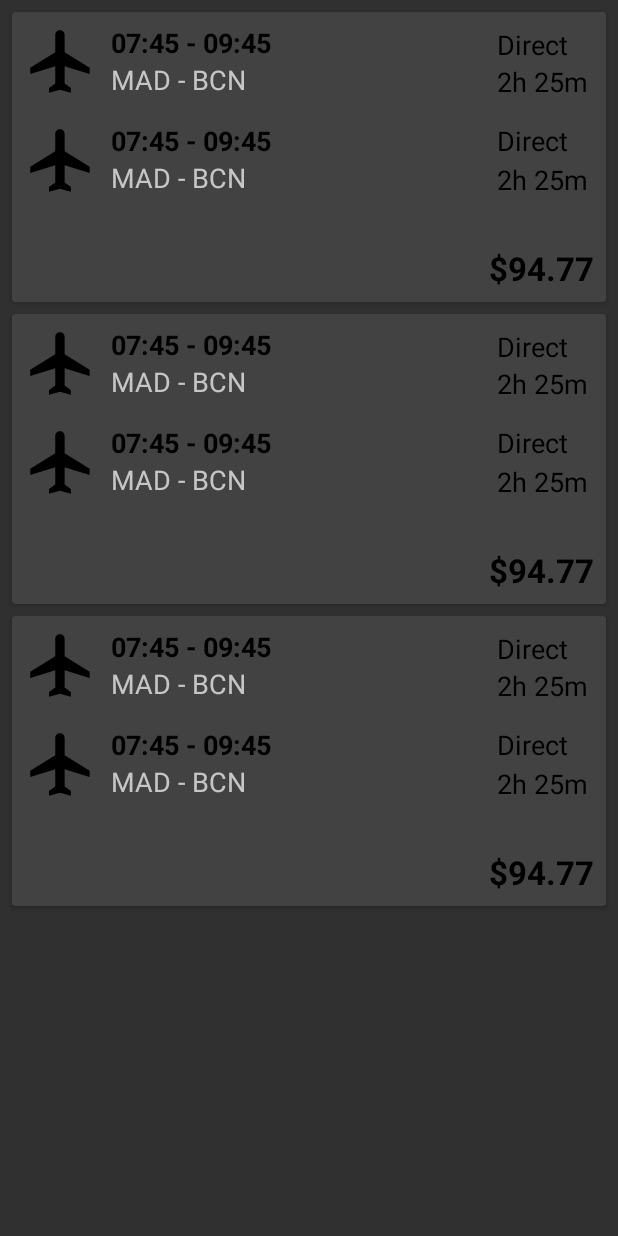
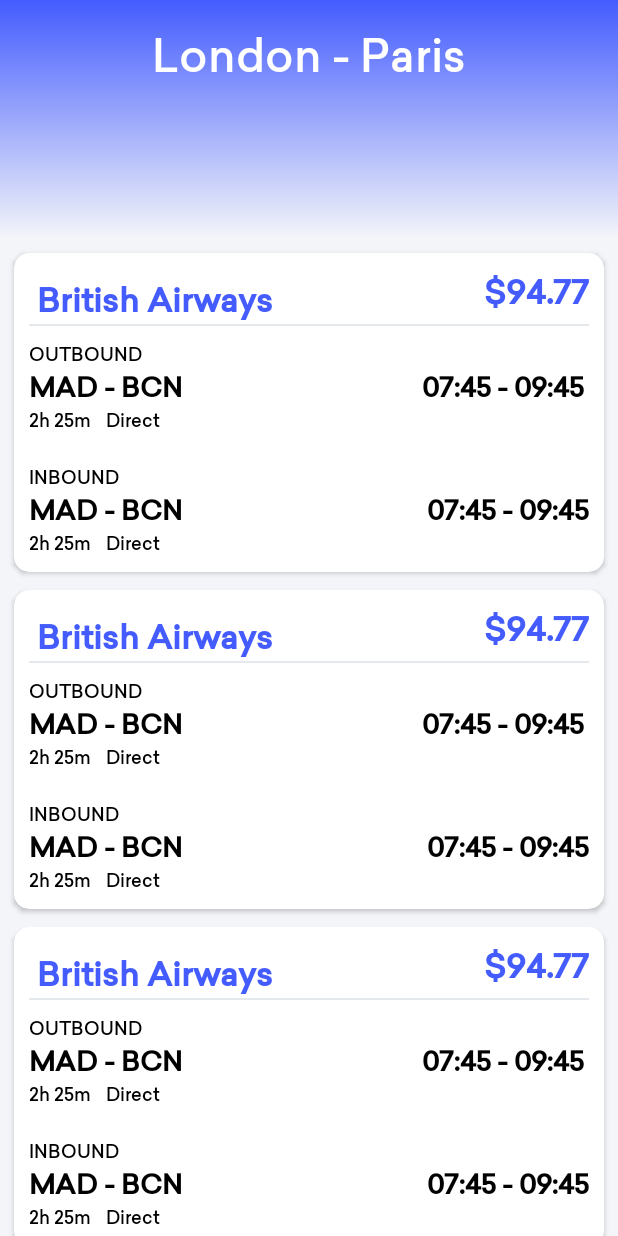
Before and after one commit to krishan001/flight-app, an Android app: the layout activity_list_flights.xml on its own in the app's theme, with its tools: preview values and no code run, on a phone screen of 412 x 824 dp. Run offline under Robolectric (Android 15) with nearby library versions, the phone set to English and light mode, and no system bars.

Commit message:
UI Fixes to flight list activity

```diff
--- a/app/src/main/AndroidManifest.xml
+++ b/app/src/main/AndroidManifest.xml
@@ -14,7 +14,7 @@
         </activity>
         <activity android:name=".ScanQR" android:exported="true">
         </activity>
-        <activity android:name=".ListFlights">
+        <activity android:name=".ListFlights" android:theme="@style/AppThemeBlue">
         </activity>
         <activity android:name=".FlightInfo">
         </activity>
--- a/app/src/main/java/com/uni/flightfinder/adaptors/FlightListAdaptor.kt
+++ b/app/src/main/java/com/uni/flightfinder/adaptors/FlightListAdaptor.kt
@@ -28,7 +28,7 @@
     override fun onBindViewHolder(holder: ExampleViewHolder, position: Int) {
         val currentItem = flightList[position]
 
-        holder.imageView.setImageResource(currentItem.imageResource)
+        //holder.imageView.setImageResource(currentItem.imageResource)
         holder.flightTime1.text = currentItem.departureTimes
         holder.airportID1.text = currentItem.departureAirports
         holder.direct1.text = currentItem.direct1
@@ -41,7 +41,7 @@
 
         holder.itemView.setOnClickListener{
             println(currentItem)
-            val context=holder.imageView.context
+            val context=holder.cost.context
             val intent = Intent(context, FlightInfo::class.java)
             intent.putExtra("FlightListAdaptor", currentItem)
             context.startActivity(intent)
@@ -57,7 +57,7 @@
 
 
     class ExampleViewHolder(itemView: View) : RecyclerView.ViewHolder(itemView){
-        val imageView :ImageView = itemView.findViewById(R.id.image_view)
+        //val imageView :ImageView = itemView.findViewById(R.id.image_view)
         val flightTime1: TextView = itemView.flight_time_view_1
         val airportID1: TextView = itemView.airportsID_view_1
         val travelTime1: TextView = itemView.travel_time_view_1
--- /dev/null
+++ b/app/src/main/res/drawable/gradient_bg.xml
@@ -0,0 +1,12 @@
+<?xml version="1.0" encoding="utf-8"?>
+<selector xmlns:android="http://schemas.android.com/apk/res/android">
+    <item>
+        <shape>
+            <gradient
+                    android:angle="270"
+                    android:startColor="@color/colorPrimary"
+                    android:endColor="@color/lightBackground"
+                    android:type="linear" />
+        </shape>
+    </item>
+</selector>
--- a/app/src/main/res/layout/activity_list_flights.xml
+++ b/app/src/main/res/layout/activity_list_flights.xml
@@ -3,12 +3,33 @@
     xmlns:tools="http://schemas.android.com/tools"
     android:layout_width="match_parent"
     android:layout_height="match_parent"
-    tools:context=".MainActivity">
+    tools:context=".MainActivity"
+        android:background="@color/lightBackground">
 
+
+    <TextView
+            android:id="@+id/title"
+            android:layout_width="match_parent"
+            android:layout_height="wrap_content"
+            android:paddingTop="15dp"
+            android:paddingBottom="100dp"
+            android:text="London - Paris"
+            android:background="@drawable/gradient_bg"
+            android:textSize="30dp"
+            android:gravity="center"
+            android:textColor="@android:color/white"/>
+
+    <View
+            android:id="@+id/gradient"
+            android:layout_width="match_parent"
+            android:layout_height="0dp"
+            android:background="@drawable/gradient_bg"
+            android:layout_below="@id/title"/>
 
     <androidx.recyclerview.widget.RecyclerView
         android:id="@+id/recycler_view"
         android:padding="4dp"
+            android:layout_below="@id/gradient"
         android:clipToPadding="false"
         android:layout_width = "match_parent"
         android:layout_height = "match_parent"
--- a/app/src/main/res/layout/flight_item.xml
+++ b/app/src/main/res/layout/flight_item.xml
@@ -1,132 +1,203 @@
 <?xml version="1.0" encoding="utf-8"?>
 <androidx.cardview.widget.CardView xmlns:android="http://schemas.android.com/apk/res/android"
+        xmlns:tools="http://schemas.android.com/tools"
         android:layout_width="match_parent"
         android:layout_height="wrap_content"
-    android:layout_margin="4dp">
+        xmlns:app="http://schemas.android.com/apk/res-auto"
+        android:backgroundTint="@android:color/white"
+        app:cardUseCompatPadding="true"
+        app:cardCornerRadius="10dp">
 
     <RelativeLayout
         android:layout_width="match_parent"
-        android:layout_height="match_parent"
-        android:padding="8dp">
+        android:layout_height="wrap_content">
+
+        <androidx.constraintlayout.widget.ConstraintLayout
+                android:layout_width="match_parent"
+                android:layout_height="wrap_content"
+                android:layout_marginStart="10dp"
+                android:layout_marginTop="10dp"
+                android:layout_marginEnd="10dp"
+                android:layout_marginBottom="10dp">
 
 
-        <ImageView
-            android:id="@+id/image_view"
-            android:layout_width="50dp"
-            android:layout_height="50dp"
-            android:layout_marginEnd="8dp"
-            android:src="@drawable/ic_airplane" />
+            <TextView
+                    android:id="@+id/textView4"
+                    android:layout_width="wrap_content"
+                    android:layout_height="wrap_content"
+                    android:layout_margin="5dp"
+                    android:text="British Airways"
+                    android:textColor="@color/colorPrimary"
+                    android:textSize="22sp"
+                    android:textStyle="bold"
+                    app:layout_constraintStart_toStartOf="parent"
+                    app:layout_constraintTop_toTopOf="parent" />
+
+            <TextView
+                    android:id="@+id/price_view"
+                    android:layout_width="wrap_content"
+                    android:layout_height="wrap_content"
+                    android:text="$94.77"
+                    android:textColor="@color/colorPrimary"
+                    android:textSize="22sp"
+                    android:textStyle="bold"
+                    app:layout_constraintEnd_toEndOf="parent"
+                    app:layout_constraintTop_toTopOf="parent" />
+
+            <View
+                    android:id="@+id/separator2"
+                    android:layout_width="match_parent"
+                    android:layout_height="1dp"
+                    android:background="@color/separator"
+                    app:layout_constraintTop_toBottomOf="@+id/textView4" />
+
+            <TextView
+                    android:id="@+id/outbound"
+                    android:layout_width="wrap_content"
+                    android:layout_height="wrap_content"
+                    android:text="OUTBOUND"
+                    android:textSize="12sp"
+                    android:layout_marginTop="10dp"
+                    android:textColor="@android:color/black"
+                    app:layout_constraintStart_toStartOf="parent"
+                    app:layout_constraintTop_toBottomOf="@+id/separator2" />
+
+            <LinearLayout
+                    android:id="@+id/outbound_layout"
+                    android:layout_width="match_parent"
+                    android:layout_height="match_parent"
+                    android:orientation="horizontal"
+                    android:layout_weight="2"
+                    app:layout_constraintStart_toStartOf="parent"
+                    app:layout_constraintTop_toBottomOf="@+id/outbound">
+
+                <TextView
+                        android:id="@+id/airportsID_view_1"
+                        android:layout_width="wrap_content"
+                        android:layout_height="wrap_content"
+                        android:text="MAD - BCN"
+                        android:layout_weight="0.50"
+                        android:textStyle="bold"
+                        android:textColor="@android:color/black"
+                        android:textSize="18sp" />
 
                 <TextView
                         android:id="@+id/flight_time_view_1"
                         android:layout_width="wrap_content"
                         android:layout_height="wrap_content"
-            android:layout_toEndOf="@id/image_view"
+                        android:text="07:45 - 09:45"
+                        android:layout_weight="0.01"
+                        android:textColor="@android:color/black"
+                        android:textSize="18sp"
+                        android:textStyle="bold" />
+
+            </LinearLayout>
+
+            <LinearLayout
+                    android:id="@+id/outbound_times"
+                    android:layout_width="match_parent"
+                    android:layout_height="match_parent"
+                    android:orientation="horizontal"
+                    app:layout_constraintStart_toStartOf="parent"
+                    app:layout_constraintTop_toBottomOf="@+id/outbound_layout">
+
+                <TextView
+                        android:id="@+id/travel_time_view_1"
+                        android:layout_width="wrap_content"
+                        android:layout_height="wrap_content"
+                        android:text="2h 25m"
+                        android:textColor="@android:color/black"
+
+                        android:textSize="12sp" />
+
+                <TextView
+                        android:layout_marginStart="10dp"
+                        android:id="@+id/direct_view_1"
+                        android:layout_width="wrap_content"
+                        android:layout_height="wrap_content"
+                        android:text="Direct"
+                        android:textColor="@android:color/black"
+                        android:textSize="12sp" />
+            </LinearLayout>
+
+            <TextView
+                    android:id="@+id/inbound"
+                    android:layout_width="wrap_content"
+                    android:layout_height="wrap_content"
+                    android:layout_marginTop="20dp"
+                    android:text="INBOUND"
+                    android:textColor="@android:color/black"
+                    android:textSize="12sp"
+                    app:layout_constraintStart_toStartOf="parent"
+                    app:layout_constraintTop_toBottomOf="@+id/outbound_times" />
+
+            <LinearLayout
+                    android:id="@+id/inbound_layout"
+                    android:layout_width="match_parent"
+                    android:layout_height="wrap_content"
+                    android:orientation="horizontal"
+                    app:layout_constraintStart_toStartOf="parent"
+                    app:layout_constraintTop_toBottomOf="@+id/inbound"
+                    >
+
+                <TextView
+                        android:id="@+id/airportsID_view_2"
+                        android:layout_width="wrap_content"
+                        android:layout_height="wrap_content"
+                        android:text="MAD - BCN"
+                        android:layout_weight="0.50"
+                        android:textStyle="bold"
+                        android:textColor="@android:color/black"
+                        android:textSize="18sp" />
+
+                <TextView
+                        android:id="@+id/flight_time_view_2"
+                        android:layout_width="wrap_content"
+                        android:layout_height="wrap_content"
                         android:text="07:45 - 09:45"
                         android:textColor="@android:color/black"
                         android:textSize="18sp"
                         android:textStyle="bold" />
 
+            </LinearLayout>
 
-        <TextView
-            android:id="@+id/airportsID_view_1"
-            android:layout_width="wrap_content"
-            android:layout_height="wrap_content"
-            android:layout_below="@id/flight_time_view_1"
-            android:layout_toEndOf="@id/image_view"
-            android:text="MAD - BCN"
-            android:textSize="18sp" />
-
-        <TextView
-            android:id="@+id/travel_time_view_1"
-            android:layout_width="wrap_content"
-            android:layout_height="wrap_content"
-            android:layout_below="@id/flight_time_view_1"
-            android:layout_marginStart="257dp"
-            android:layout_marginTop="1dp"
-            android:layout_toEndOf="@id/image_view"
-            android:text="2h 25m"
-            android:textColor="@android:color/black"
-
-            android:textSize="18sp" />
-        <TextView
-            android:id="@+id/direct_view_1"
-            android:layout_width="wrap_content"
-            android:layout_height="wrap_content"
-            android:layout_marginStart="257dp"
-            android:layout_marginTop="1dp"
-            android:layout_toEndOf="@id/image_view"
-            android:text="Direct"
-            android:textColor="@android:color/black"
-
-            android:textSize="18sp" />
-
-        <ImageView
-            android:id="@+id/image_view_2"
-            android:layout_width="50dp"
-            android:layout_height="50dp"
-            android:layout_marginEnd="8dp"
-            android:layout_marginTop="16dp"
-            android:layout_below="@id/image_view"
-            android:src="@drawable/ic_airplane" />
-        <TextView
-            android:id="@+id/flight_time_view_2"
-            android:layout_width="wrap_content"
-            android:layout_height="wrap_content"
-            android:layout_toEndOf="@id/image_view_2"
-            android:layout_below="@+id/airportsID_view_1"
-            android:layout_marginTop="16dp"
-            android:text="07:45 - 09:45"
-            android:textColor="@android:color/black"
-            android:textSize="18sp"
-            android:textStyle="bold" />
-
-
-        <TextView
-            android:id="@+id/airportsID_view_2"
-            android:layout_width="wrap_content"
-            android:layout_height="wrap_content"
-            android:layout_below="@id/flight_time_view_2"
-            android:layout_toEndOf="@id/image_view"
-            android:text="MAD - BCN"
-            android:textSize="18sp" />
+            <LinearLayout
+                    android:layout_width="match_parent"
+                    android:layout_height="match_parent"
+                    android:orientation="horizontal"
+                    app:layout_constraintStart_toStartOf="parent"
+                    app:layout_constraintTop_toBottomOf="@+id/inbound_layout">
 
                 <TextView
                         android:id="@+id/travel_time_view_2"
                         android:layout_width="wrap_content"
                         android:layout_height="wrap_content"
-            android:layout_below="@id/flight_time_view_2"
-            android:layout_marginStart="257dp"
-            android:layout_marginTop="1dp"
-            android:layout_toEndOf="@id/image_view"
                         android:text="2h 25m"
+
                         android:textColor="@android:color/black"
+                        android:textSize="12sp" />
 
-            android:textSize="18sp" />
                 <TextView
+                        android:layout_marginStart="10dp"
                         android:id="@+id/direct_view_2"
                         android:layout_width="wrap_content"
                         android:layout_height="wrap_content"
-            android:layout_above="@id/travel_time_view_2"
-            android:layout_marginStart="257dp"
-            android:layout_toEndOf="@id/image_view_2"
                         android:text="Direct"
                         android:textColor="@android:color/black"
+                        android:textSize="12sp" />
+            </LinearLayout>
 
-            android:textSize="18sp" />
+        </androidx.constraintlayout.widget.ConstraintLayout>
 
-        <TextView
-            android:id="@+id/price_view"
-            android:layout_width="wrap_content"
-            android:layout_height="wrap_content"
-            android:layout_below="@id/travel_time_view_2"
-            android:layout_marginStart="310dp"
+        <View
+                android:id="@+id/colourStrip"
+                android:layout_width="7dp"
+                android:minWidth="7dp"
+                android:layout_height="match_parent"
+                android:layout_alignParentStart="true"
+                android:background="@color/colorPrimary"
+                android:visibility="visible"/>
 
-            android:layout_marginTop="32dp"
-            android:text="$94.77"
-            android:textColor="@android:color/black"
-            android:textStyle="bold"
-            android:textSize="22dp" />
 
     </RelativeLayout>
 </androidx.cardview.widget.CardView>
--- a/app/src/main/res/values/styles.xml
+++ b/app/src/main/res/values/styles.xml
@@ -7,6 +7,7 @@
         <item name="colorAccent">@color/colorAccent</item>
         <item name="android:statusBarColor">@color/lightBackground</item>
         <item name="android:windowLightStatusBar">true</item>
+        <item name="android:fontFamily">@font/sailec_medium</item>
     </style>
 
     <style name="SplashTheme" parent="Theme.AppCompat.NoActionBar">
@@ -17,4 +18,14 @@
         <item name="android:windowLightStatusBar">true</item>
     </style>
 
+    <style name="AppThemeBlue" parent="Theme.AppCompat.NoActionBar">
+        <item name="colorPrimary">@color/colorPrimary</item>
+        <item name="colorPrimaryDark">@color/colorPrimaryDark</item>
+        <item name="colorAccent">@color/colorAccent</item>
+        <item name="android:statusBarColor">@color/colorPrimary</item>
+        <item name="android:windowLightStatusBar">false</item>
+        <item name="android:fontFamily">@font/sailec_medium</item>
+
+    </style>
+
 </resources>
```
Lines whose indentation alone changed are shown as unchanged.
